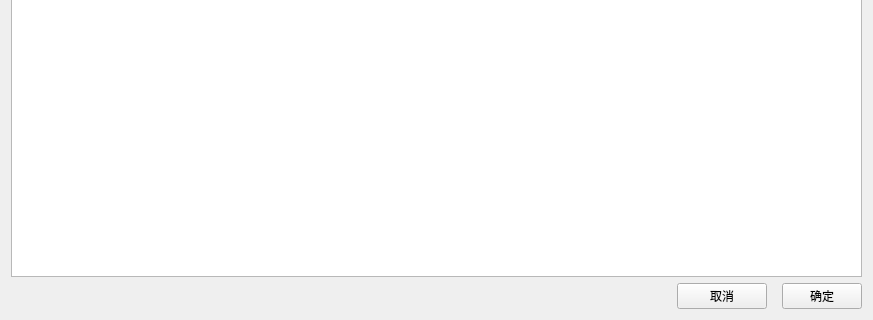
CryingObsidian-CO/SalesSystem, file qt/simulate.ui: the form before one commit; both pictures show x 0 to 873 and y 270 to 590 of the 873 by 590 pixel window.
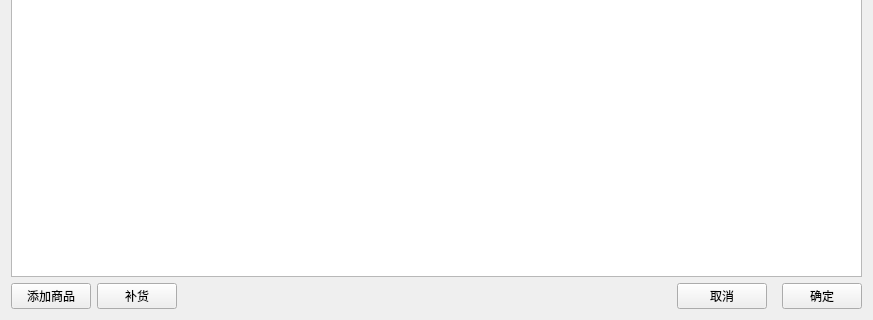
The form after the commit.

Commit message: add product and Restock

```diff
--- a/qt/simulate.ui
+++ b/qt/simulate.ui
@@ -48,9 +48,20 @@
    </item>
    <item>
     <layout class="QHBoxLayout" name="horizontalLayout_4">
-     <property name="spacing">
-      <number>230</number>
-     </property>
+     <item>
+      <widget class="QPushButton" name="addProductButton">
+       <property name="text">
+        <string>添加商品</string>
+       </property>
+      </widget>
+     </item>
+     <item>
+      <widget class="QPushButton" name="restockButton">
+       <property name="text">
+        <string>补货</string>
+       </property>
+      </widget>
+     </item>
      <item>
       <spacer name="horizontalSpacer">
        <property name="orientation">
```
The commit also changes 10 other files.
